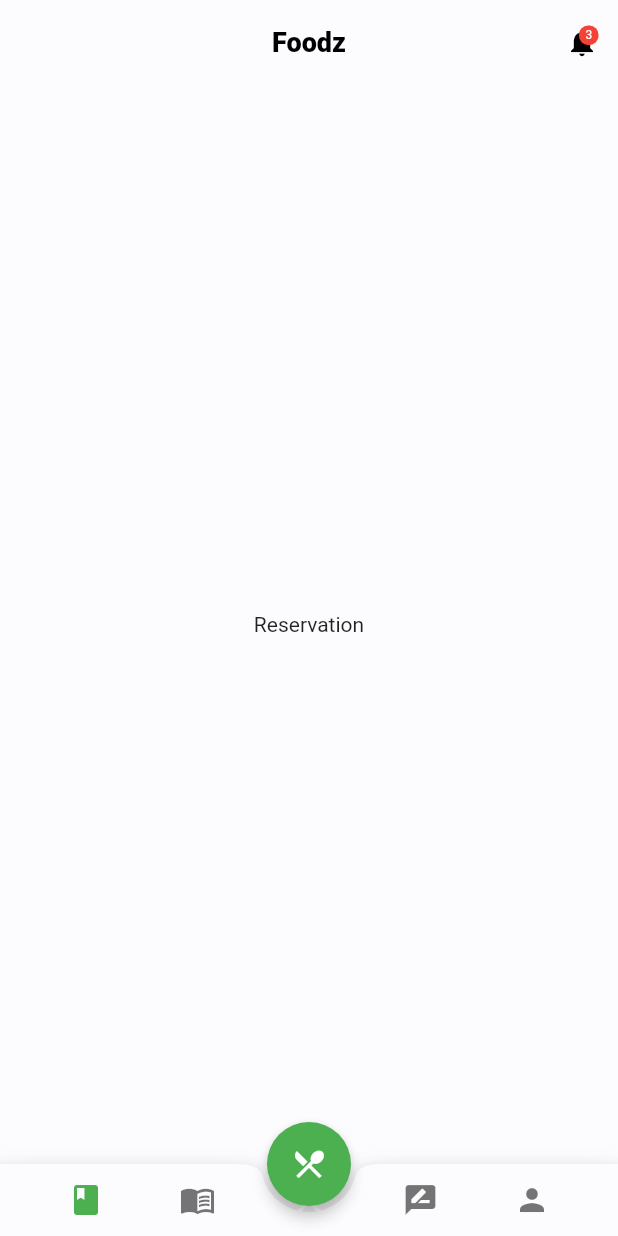
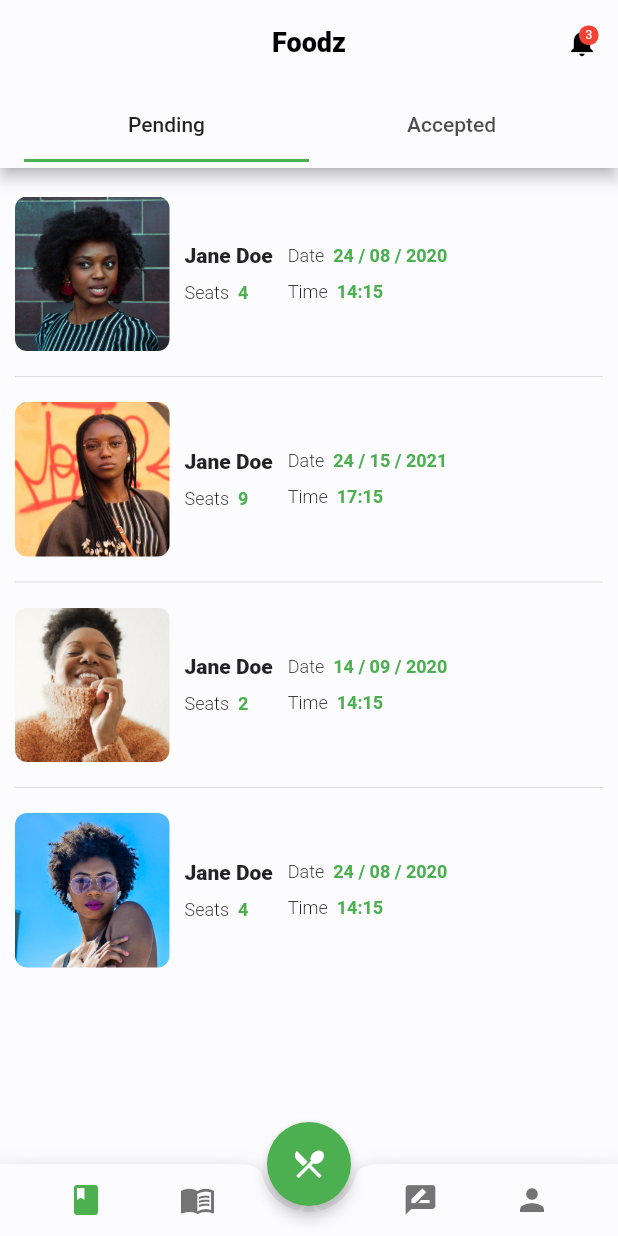
Before and after one commit to HamdaTrabelsi/Restaurant-Owner-App, a Flutter app: the MainScreen screen opened by its route, on a phone screen of 412 x 824 dp. Run offline on Flutter 3.47's test engine with Material 2 defaults, Android fonts, the phone set to English and light mode, and no system bars; our stand-ins replace another_flushbar, cached_network_image, cloud_firestore, firebase_auth, firebase_core, flutter_svg and 4 more; missing offline and left inert: clippy_flutter, flutter_statusbarcolor, snaplist; accounts and stored records are empty.

Commit message:
Added Reservations Screen

```diff
--- /dev/null
+++ b/lib/Screens/ReservationsAccepted.dart
@@ -0,0 +1,113 @@
+import 'package:flutter/material.dart';
+import 'package:foodz_owner/Widgets/ReserveItem.dart';
+import 'package:foodz_owner/Widgets/DismissibleWidget.dart';
+import 'package:foodz_owner/utils/SnackUtil.dart';
+
+List reservations = [
+  {
+    "img": "images/offline/cm1.jpeg",
+    "comment": "Nulla porttitor accumsan tincidunt. Vestibulum ante "
+        "ipsum primis in faucibus orci luctus et ultrices posuere "
+        "cubilia Curae",
+    "name": "Jane Doe",
+    "seats": "4",
+    "time": "14:15",
+    "date": "24 / 08 / 2020"
+  },
+  {
+    "img": "images/offline/cm2.jpeg",
+    "comment": "Nulla porttitor accumsan tincidunt. Vestibulum ante "
+        "ipsum primis in faucibus orci luctus et ultrices posuere "
+        "cubilia Curae",
+    "name": "Jane Doe",
+    "seats": "9",
+    "time": "17:15",
+    "date": "24 / 15 / 2021"
+  },
+  {
+    "img": "images/offline/cm4.jpeg",
+    "comment": "Nulla porttitor accumsan tincidunt. Vestibulum ante "
+        "ipsum primis in faucibus orci luctus et ultrices posuere "
+        "cubilia Curae",
+    "name": "Jane Doe",
+    "seats": "2",
+    "time": "14:15",
+    "date": "14 / 09 / 2020"
+  },
+  {
+    "img": "images/offline/cm3.jpeg",
+    "comment": "Nulla porttitor accumsan tincidunt. Vestibulum ante "
+        "ipsum primis in faucibus orci luctus et ultrices posuere "
+        "cubilia Curae",
+    "name": "Jane Doe",
+    "seats": "4",
+    "time": "14:15",
+    "date": "24 / 08 / 2020"
+  },
+];
+
+class ReservationsAccepted extends StatefulWidget {
+  static String tag = '/ReservationsPending';
+
+  @override
+  _ReservationsAccepted createState() => _ReservationsAccepted();
+}
+
+class _ReservationsAccepted extends State<ReservationsAccepted> {
+  @override
+  Widget build(BuildContext context) {
+    return Scaffold(
+      body: Padding(
+        padding: EdgeInsets.fromLTRB(10.0, 10, 10.0, 0),
+        child: ListView.separated(
+          separatorBuilder: (context, index) => Divider(),
+          itemCount: reservations == null ? 0 : reservations.length,
+          itemBuilder: (BuildContext context, int index) {
+//                Food food = Food.fromJson(foods[index]);
+            Map rest = reservations[index];
+//                print(foods);
+//                print(foods.length);
+            return DismissibleWidget(
+              item: rest,
+              ondismissed: (direction) {
+                dismissItem(context, index, direction);
+              },
+              child: ReserveItem(
+                img: rest['img'],
+                time: rest['time'],
+                name: rest['name'],
+                date: rest['date'],
+                seats: rest['seats'],
+              ),
+            );
+          },
+        ),
+      ),
+      // floatingActionButton: FloatingActionButton(
+      //   tooltip: "Checkout",
+      //   onPressed: () {
+      //     Navigator.of(context).push(
+      //       MaterialPageRoute(
+      //         builder: (BuildContext context) {
+      //           return CheckoutScreen();
+      //           return CheckoutScreen();
+      //         },
+      //       ),
+      //     );
+      //   },
+      //   child: Icon(
+      //     Icons.arrow_forward,
+      //   ),
+      //   heroTag: Object(),
+      // ),
+    );
+  }
+
+  void dismissItem(
+      BuildContext context, int index, DismissDirection direction) {
+    setState(() {
+      reservations.removeAt(index);
+    });
+    SnackUtil.showSnackBar(context, 'This reservation has been cancelled');
+  }
+}
--- /dev/null
+++ b/lib/Screens/ReservationsPending.dart
@@ -0,0 +1,133 @@
+import 'package:flutter/material.dart';
+import 'package:foodz_owner/Widgets/ReserveItem.dart';
+import 'package:foodz_owner/Widgets/DismissibleWidget.dart';
+import 'package:foodz_owner/utils/SnackUtil.dart';
+import 'package:another_flushbar/flushbar.dart';
+import 'package:another_flushbar/flushbar_helper.dart';
+import 'package:another_flushbar/flushbar_route.dart';
+
+List reservations = [
+  {
+    "img": "images/offline/cm1.jpeg",
+    "comment": "Nulla porttitor accumsan tincidunt. Vestibulum ante "
+        "ipsum primis in faucibus orci luctus et ultrices posuere "
+        "cubilia Curae",
+    "name": "Jane Doe",
+    "seats": "4",
+    "time": "14:15",
+    "date": "24 / 08 / 2020"
+  },
+  {
+    "img": "images/offline/cm2.jpeg",
+    "comment": "Nulla porttitor accumsan tincidunt. Vestibulum ante "
+        "ipsum primis in faucibus orci luctus et ultrices posuere "
+        "cubilia Curae",
+    "name": "Jane Doe",
+    "seats": "9",
+    "time": "17:15",
+    "date": "24 / 15 / 2021"
+  },
+  {
+    "img": "images/offline/cm4.jpeg",
+    "comment": "Nulla porttitor accumsan tincidunt. Vestibulum ante "
+        "ipsum primis in faucibus orci luctus et ultrices posuere "
+        "cubilia Curae",
+    "name": "Jane Doe",
+    "seats": "2",
+    "time": "14:15",
+    "date": "14 / 09 / 2020"
+  },
+  {
+    "img": "images/offline/cm3.jpeg",
+    "comment": "Nulla porttitor accumsan tincidunt. Vestibulum ante "
+        "ipsum primis in faucibus orci luctus et ultrices posuere "
+        "cubilia Curae",
+    "name": "Jane Doe",
+    "seats": "4",
+    "time": "14:15",
+    "date": "24 / 08 / 2020"
+  },
+];
+
+class ReservationsPending extends StatefulWidget {
+  static String tag = '/ReservationsPending';
+
+  @override
+  _ReservationsPending createState() => _ReservationsPending();
+}
+
+class _ReservationsPending extends State<ReservationsPending> {
+  @override
+  Widget build(BuildContext context) {
+    return Scaffold(
+      body: Padding(
+        padding: EdgeInsets.fromLTRB(10.0, 10, 10.0, 0),
+        child: ListView.separated(
+          separatorBuilder: (context, index) => Divider(),
+          itemCount: reservations == null ? 0 : reservations.length,
+          itemBuilder: (BuildContext context, int index) {
+//                Food food = Food.fromJson(foods[index]);
+            Map rest = reservations[index];
+//                print(foods);
+//                print(foods.length);
+            return DismissibleWidget(
+              item: rest,
+              ondismissed: (direction) {
+                dismissItem(context, index, direction);
+              },
+              child: ReserveItem(
+                img: rest['img'],
+                time: rest['time'],
+                name: rest['name'],
+                date: rest['date'],
+                seats: rest['seats'],
+              ),
+            );
+          },
+        ),
+      ),
+      // floatingActionButton: FloatingActionButton(
+      //   tooltip: "Checkout",
+      //   onPressed: () {
+      //     Navigator.of(context).push(
+      //       MaterialPageRoute(
+      //         builder: (BuildContext context) {
+      //           return CheckoutScreen();
+      //           return CheckoutScreen();
+      //         },
+      //       ),
+      //     );
+      //   },
+      //   child: Icon(
+      //     Icons.arrow_forward,
+      //   ),
+      //   heroTag: Object(),
+      // ),
+    );
+  }
+
+  void dismissItem(
+      BuildContext context, int index, DismissDirection direction) {
+    setState(() {
+      reservations.removeAt(index);
+    });
+    switch (direction) {
+      case DismissDirection.startToEnd:
+        Flushbar(
+          flushbarPosition: FlushbarPosition.TOP,
+          //title: "Hey Ninja",
+          message: "This Reservation has been approved",
+          duration: Duration(seconds: 1),
+        )..show(context);
+        break;
+      case DismissDirection.endToStart:
+        Flushbar(
+          flushbarPosition: FlushbarPosition.TOP,
+          //title: "Hey Ninja",
+          message: "This Reservation has been deleted",
+          duration: Duration(seconds: 1),
+        )..show(context);
+        break;
+    }
+  }
+}
--- a/lib/Screens/ReservationsScreen.dart
+++ b/lib/Screens/ReservationsScreen.dart
@@ -1,4 +1,9 @@
 import 'package:flutter/material.dart';
+import 'package:foodz_owner/Screens/ReservationsAccepted.dart';
+import 'package:foodz_owner/Screens/ReservationsPending.dart';
+import 'package:foodz_owner/Widgets/ReserveItem.dart';
+import 'package:foodz_owner/Widgets/DismissibleWidget.dart';
+import 'package:foodz_owner/utils/SnackUtil.dart';
 
 class ReservationsScreen extends StatefulWidget {
   static String tag = '/ReservationsScreen';
@@ -10,8 +15,56 @@ class ReservationsScreen extends StatefulWidget {
 class _ReservationsScreen extends State<ReservationsScreen> {
   @override
   Widget build(BuildContext context) {
-    return Container(
-      child: Center(child: Text("Reservation")),
+    return DefaultTabController(
+      length: 2,
+      child: Scaffold(
+        appBar: AppBar(
+          // title: Text(
+          //   "Restaurant Details",
+          // ),
+          // titleTextStyle: TextStyle(color: Colors.black54),
+          title: TabBar(
+            tabs: [
+              Tab(text: "Pending"),
+              Tab(
+                text: "Accepted",
+              ),
+            ],
+          ),
+          automaticallyImplyLeading: false,
+          // leading: IconButton(
+          //   icon: Icon(
+          //     Icons.keyboard_backspace,
+          //   ),
+          //   onPressed: () => Navigator.pop(context),
+          // ),
+          // centerTitle: true,
+          //elevation: 4.0,
+          actions: <Widget>[
+            // IconButton(
+            //   icon: IconBadge(
+            //     icon: Icons.notifications,
+            //     size: 22.0,
+            //   ),
+            //   onPressed: () {
+            //     Navigator.of(context).push(
+            //       MaterialPageRoute(
+            //         builder: (BuildContext context) {
+            //           return NotificationScreen();
+            //         },
+            //       ),
+            //     );
+            //   },
+            // ),
+          ],
+        ),
+        body: TabBarView(
+          children: [
+            ReservationsPending(),
+            ReservationsAccepted(),
+          ],
+        ),
+      ),
     );
   }
 }
--- /dev/null
+++ b/lib/Widgets/DismissibleWidget.dart
@@ -0,0 +1,49 @@
+import 'package:flutter/material.dart';
+
+class DismissibleWidget<T> extends StatelessWidget {
+  final T item;
+  final Widget child;
+  final DismissDirectionCallback ondismissed;
+  const DismissibleWidget(
+      {@required this.item,
+      @required this.child,
+      @required this.ondismissed,
+      Key key})
+      : super(key: key);
+
+  @override
+  Widget build(BuildContext context) {
+    return Dismissible(
+        key: ObjectKey(item),
+        background: buildSwipeActionLeft(),
+        secondaryBackground: buildSwipeActionRight(),
+        child: child,
+        onDismissed: ondismissed);
+  }
+
+  Widget buildSwipeActionLeft() {
+    return Container(
+      alignment: Alignment.centerLeft,
+      padding: EdgeInsets.symmetric(horizontal: 20),
+      color: Colors.green,
+      child: Icon(
+        Icons.check,
+        color: Colors.white,
+        size: 32,
+      ),
+    );
+  }
+
+  Widget buildSwipeActionRight() {
+    return Container(
+      alignment: Alignment.centerRight,
+      padding: EdgeInsets.symmetric(horizontal: 20),
+      color: Colors.red,
+      child: Icon(
+        Icons.delete,
+        color: Colors.white,
+        size: 32,
+      ),
+    );
+  }
+}
--- /dev/null
+++ b/lib/Widgets/ReserveItem.dart
@@ -0,0 +1,165 @@
+import 'package:flutter/material.dart';
+
+class ReserveItem extends StatelessWidget {
+  final String name;
+  final String img;
+  final String date;
+  final String time;
+  final String seats;
+  //final bool isFav;
+  //final double rating;
+  //final int raters;
+
+  ReserveItem({
+    Key key,
+    @required this.name,
+    @required this.img,
+    @required this.date,
+    @required this.time,
+    @required this.seats,
+    //@required this.isFav,
+    //@required this.rating,
+    //@required this.raters,
+  }) : super(key: key);
+  @override
+  Widget build(BuildContext context) {
+    return Padding(
+      padding: EdgeInsets.fromLTRB(0, 4, 0, 4),
+      child: InkWell(
+        // onTap: () {
+        //   Navigator.of(context).push(
+        //     MaterialPageRoute(
+        //       builder: (BuildContext context) {
+        //         return DetailsScreen();
+        //       },
+        //     ),
+        //   );
+        // },
+        child: Container(
+          margin: EdgeInsets.symmetric(vertical: 5),
+          child: Row(
+            children: <Widget>[
+              Padding(
+                padding: EdgeInsets.only(left: 0.0, right: 10.0),
+                child: Container(
+                  height: MediaQuery.of(context).size.width / 4,
+                  width: MediaQuery.of(context).size.width / 4,
+                  child: ClipRRect(
+                    borderRadius: BorderRadius.circular(8.0),
+                    child: Image.asset(
+                      "$img",
+                      fit: BoxFit.cover,
+                    ),
+                  ),
+                ),
+              ),
+              Row(
+                mainAxisAlignment: MainAxisAlignment.spaceBetween,
+                children: [
+                  Column(
+                    crossAxisAlignment: CrossAxisAlignment.start,
+                    mainAxisSize: MainAxisSize.min,
+                    children: <Widget>[
+                      Text(
+                        "$name",
+                        style: TextStyle(
+//                    fontSize: 15,
+                          fontWeight: FontWeight.w900,
+                        ),
+                      ),
+                      SizedBox(height: 10.0),
+                      Row(
+                        children: <Widget>[
+                          Text(
+                            "Seats",
+                            style: TextStyle(
+                              fontSize: 12,
+                              fontWeight: FontWeight.w300,
+                            ),
+                          ),
+                          SizedBox(width: 6.0),
+                          Text(
+                            "$seats",
+                            style: TextStyle(
+                              fontSize: 12,
+                              color: Colors.green,
+                              fontWeight: FontWeight.bold,
+                            ),
+                          ),
+                        ],
+                      ),
+                      // SizedBox(
+                      //   height: 10,
+                      // ),
+                      // Row(
+                      //   children: [
+                      //     Text(
+                      //       "Made 5 min ago",
+                      //       style: TextStyle(
+                      //         fontSize: 12,
+                      //         fontWeight: FontWeight.w300,
+                      //       ),
+                      //     ),
+                      //   ],
+                      // ),
+                    ],
+                  ),
+                  SizedBox(
+                    width: 10,
+                  ),
+                  Column(
+                    crossAxisAlignment: CrossAxisAlignment.start,
+                    mainAxisSize: MainAxisSize.min,
+                    children: <Widget>[
+                      Row(
+                        children: <Widget>[
+                          Text(
+                            "Date",
+                            style: TextStyle(
+                              fontSize: 12,
+                              fontWeight: FontWeight.w300,
+                            ),
+                          ),
+                          SizedBox(width: 6.0),
+                          Text(
+                            "$date",
+                            style: TextStyle(
+                              fontSize: 12,
+                              color: Colors.green,
+                              fontWeight: FontWeight.bold,
+                            ),
+                          ),
+                        ],
+                      ),
+                      SizedBox(height: 10.0),
+                      Row(
+                        children: <Widget>[
+                          Text(
+                            "Time",
+                            style: TextStyle(
+                              fontSize: 12,
+                              fontWeight: FontWeight.w300,
+                            ),
+                          ),
+                          SizedBox(width: 6.0),
+                          Text(
+                            "$time",
+                            style: TextStyle(
+                              fontSize: 12,
+                              color: Colors.green,
+                              fontWeight: FontWeight.bold,
+                            ),
+                          ),
+                        ],
+                      ),
+                    ],
+                  ),
+                ],
+              ),
+            ],
+          ),
+        ),
+      ),
+    );
+  }
+}
--- a/pubspec.yaml
+++ b/pubspec.yaml
@@ -43,6 +43,7 @@ dependencies:
   flutter_statusbarcolor: 0.2.3
   image_picker: ^0.7.4
   smooth_star_rating: 1.1.1
+  another_flushbar: ^1.10.20
 
 
 dev_dependencies:
```
Also changed, not shown: lib/Screens/RestaurantScreen.dart (+6 -5 lines), lib/Screens/ReviewsScreen.dart (+0 -107 lines), pubspec.lock.
